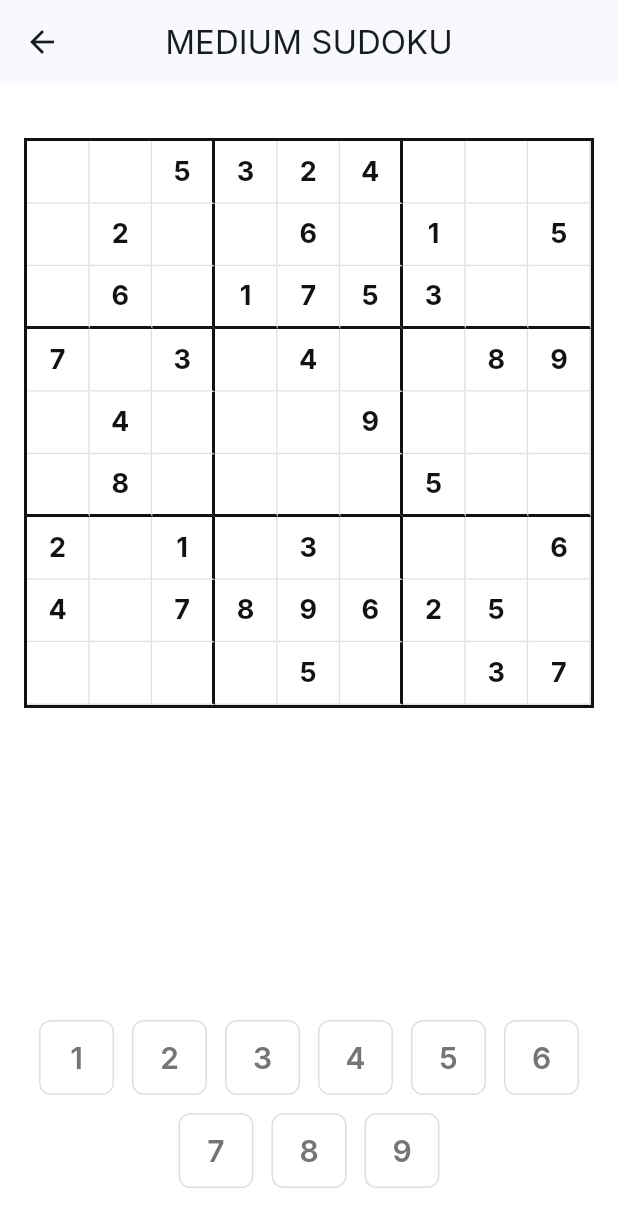
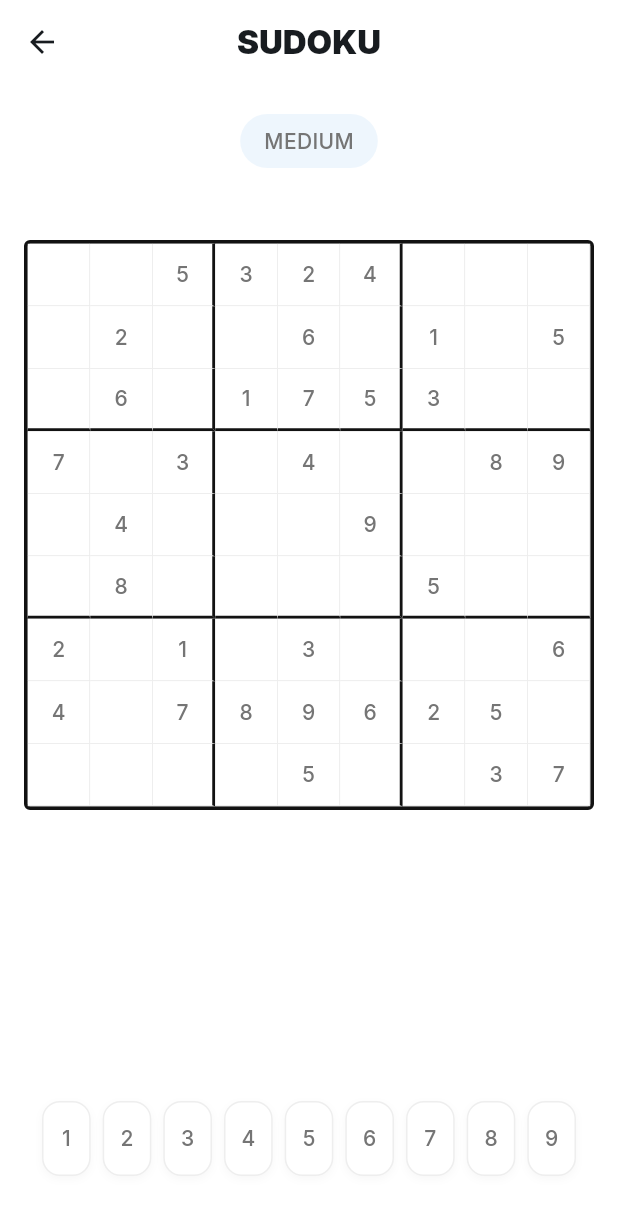
Before and after one commit to The-honoured1/numbers, a Flutter app: the SudokuScreen screen opened directly, on a phone screen of 412 x 824 dp. Shown: the top 1227 px of the screen. Run offline on Flutter 3.47's test engine with Material 3 defaults, Android fonts, the phone set to English and light mode, and no system bars; drawn by our look-alikes of flutter_animate; our stand-ins replace google_fonts, shared_preferences; accounts and stored records are empty; statements that could not run were skipped.

Commit message:
feat: redesign game cards and update global typography and app bar styling

```diff
--- a/lib/games/sudoku/sudoku_screen.dart
+++ b/lib/games/sudoku/sudoku_screen.dart
@@ -74,20 +74,48 @@ class _SudokuScreenState extends State<SudokuScreen> {
   Widget build(BuildContext context) {
     return Scaffold(
       appBar: AppBar(
-        title: Text('${widget.difficulty.toUpperCase()} SUDOKU',
-          style: GoogleFonts.inter(letterSpacing: 2, fontSize: 14, fontWeight: FontWeight.bold)),
+        title: Text('SUDOKU',
+          style: GoogleFonts.inter(letterSpacing: 4, fontSize: 16, fontWeight: FontWeight.w900)),
         centerTitle: true,
+        elevation: 0,
+        backgroundColor: Colors.transparent,
       ),
       body: Column(
         children: [
           const SizedBox(height: 20),
+          Padding(
+            padding: const EdgeInsets.symmetric(horizontal: 24),
+            child: Row(
+              mainAxisAlignment: MainAxisAlignment.center,
+              children: [
+                Container(
+                  padding: const EdgeInsets.symmetric(horizontal: 16, vertical: 8),
+                  decoration: BoxDecoration(
+                    color: NumbersColors.sudoku.withOpacity(0.1),
+                    borderRadius: BorderRadius.circular(20),
+                  ),
+                  child: Text(
+                    widget.difficulty.toUpperCase(),
+                    style: GoogleFonts.inter(
+                      fontSize: 12,
+                      fontWeight: FontWeight.w800,
+                      color: NumbersColors.sudoku,
+                      letterSpacing: 1,
+                    ),
+                  ),
+                ),
+              ],
+            ),
+          ),
+          const SizedBox(height: 32),
           Padding(
             padding: const EdgeInsets.all(16.0),
             child: AspectRatio(
               aspectRatio: 1,
               child: Container(
                 decoration: BoxDecoration(
-                  border: Border.all(color: NumbersColors.textBody, width: 2),
+                  border: Border.all(color: NumbersColors.textBody, width: 2.5),
+                  borderRadius: BorderRadius.circular(4),
                 ),
                 child: GridView.builder(
                   physics: const NeverScrollableScrollPhysics(),
@@ -108,21 +136,21 @@ class _SudokuScreenState extends State<SudokuScreen> {
                           border: Border(
                             right: BorderSide(
                               color: (c + 1) % 3 == 0 && c != 8 ? NumbersColors.textBody : Colors.grey.shade300,
-                              width: (c + 1) % 3 == 0 && c != 8 ? 2 : 1,
+                              width: (c + 1) % 3 == 0 && c != 8 ? 2 : 0.5,
                             ),
                             bottom: BorderSide(
                               color: (r + 1) % 3 == 0 && r != 8 ? NumbersColors.textBody : Colors.grey.shade300,
-                              width: (r + 1) % 3 == 0 && r != 8 ? 2 : 1,
+                              width: (r + 1) % 3 == 0 && r != 8 ? 2 : 0.5,
                             ),
                           ),
-                          color: isSelected ? NumbersColors.sudoku.withOpacity(0.2) : Colors.white,
+                          color: isSelected ? NumbersColors.sudoku.withOpacity(0.15) : Colors.white,
                         ),
                         alignment: Alignment.center,
                         child: Text(
                           _currentGrid[r][c] == 0 ? '' : _currentGrid[r][c].toString(),
-                          style: TextStyle(
-                            fontSize: 18,
-                            fontWeight: isInitial ? FontWeight.bold : FontWeight.normal,
+                          style: GoogleFonts.inter(
+                            fontSize: 20,
+                            fontWeight: isInitial ? FontWeight.w800 : FontWeight.w500,
                             color: isInitial ? NumbersColors.textBody : NumbersColors.sudoku,
                           ),
                         ),
@@ -130,31 +158,41 @@ class _SudokuScreenState extends State<SudokuScreen> {
                     );
                   },
                 ),
-              ),
+              ).animate().fadeIn(duration: 800.ms).scale(begin: const Offset(0.95, 0.95)),
             ),
           ),
           const Spacer(),
           Padding(
-            padding: const EdgeInsets.symmetric(horizontal: 16, vertical: 32),
-            child: Wrap(
-              spacing: 12,
-              runSpacing: 12,
-              alignment: WrapAlignment.center,
+            padding: const EdgeInsets.symmetric(horizontal: 24, vertical: 40),
+            child: Row(
+              mainAxisAlignment: MainAxisAlignment.center,
               children: List.generate(9, (index) {
                 int num = index + 1;
-                return InkWell(
+                return Expanded(
+                  child: Padding(
+                    padding: const EdgeInsets.symmetric(horizontal: 4),
+                    child: InkWell(
                       onTap: () => _onNumberTap(num),
-                  borderRadius: BorderRadius.circular(8),
+                      borderRadius: BorderRadius.circular(12),
                       child: Container(
-                    width: 50,
                         height: 50,
                         decoration: BoxDecoration(
-                      border: Border.all(color: Colors.grey.shade300),
-                      borderRadius: BorderRadius.circular(8),
+                          color: Colors.white,
+                          border: Border.all(color: Colors.grey.shade200),
+                          borderRadius: BorderRadius.circular(12),
+                          boxShadow: [
+                            BoxShadow(
+                              color: Colors.black.withOpacity(0.03),
+                              blurRadius: 4,
+                              offset: const Offset(0, 2),
+                            )
+                          ],
                         ),
                         alignment: Alignment.center,
                         child: Text(num.toString(),
-                      style: const TextStyle(fontSize: 20, fontWeight: FontWeight.w600)),
+                          style: GoogleFonts.inter(fontSize: 22, fontWeight: FontWeight.w700)),
+                      ),
+                    ),
                   ),
                 );
               }),
```
Also changed, not shown: lib/core/design_system.dart (+20 -7 lines), lib/presentation/screens/home_screen.dart (+62 -27 lines), lib/presentation/widgets/decorations.dart (added, +83 -0 lines), lib/presentation/widgets/game_card.dart (+62 -26 lines). Lines whose indentation alone changed are shown as unchanged.
